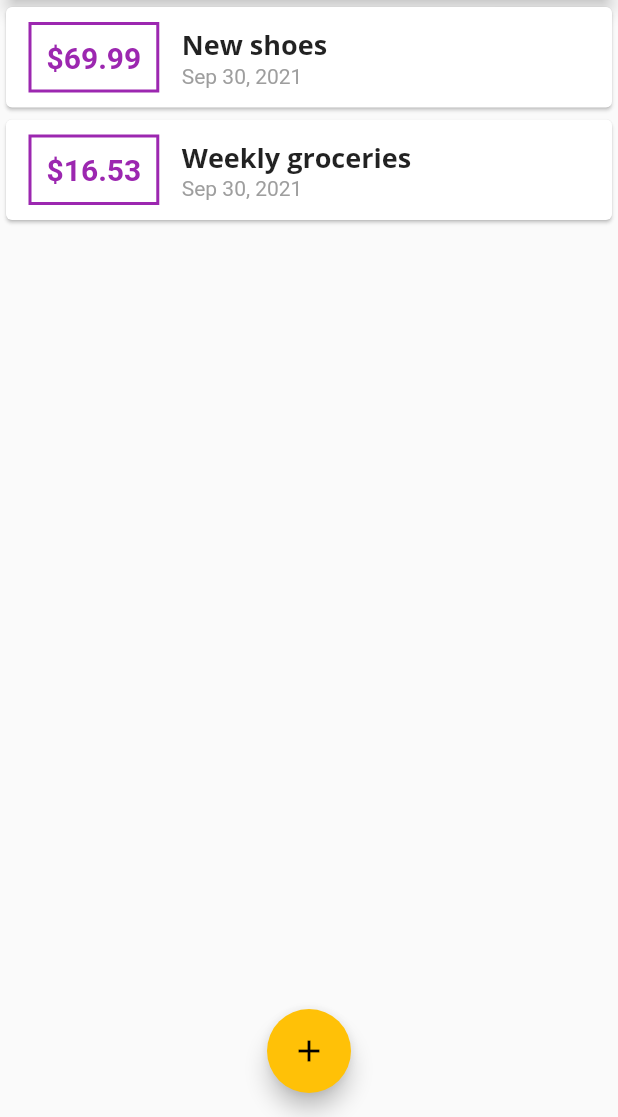
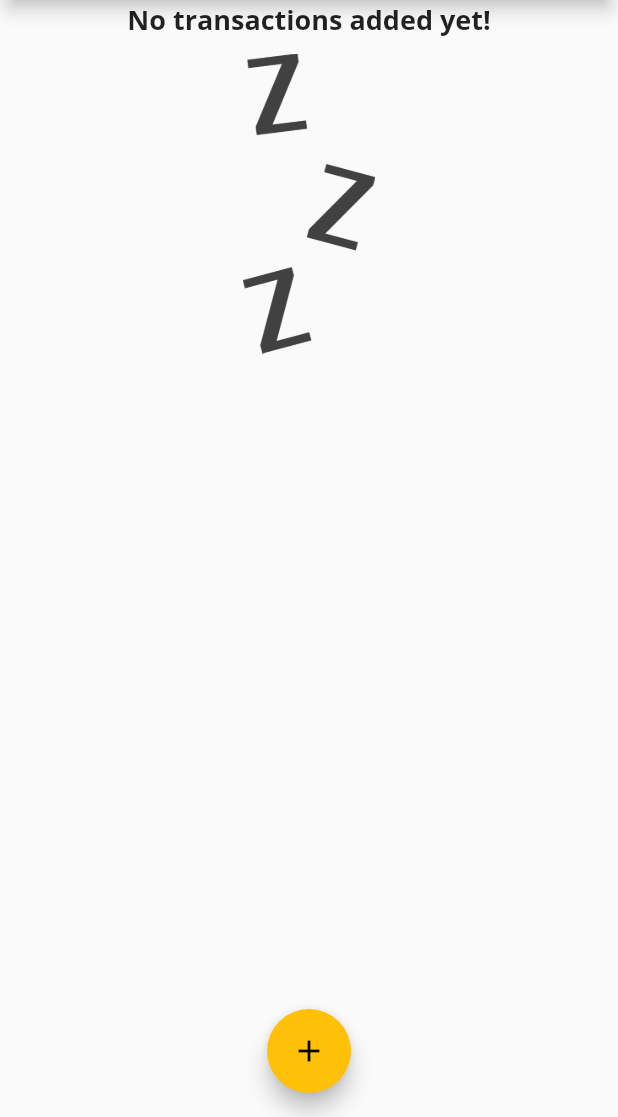
Before and after one commit to haohmaru3000/personal_expense, a Flutter app: the screen it shows after launch, on a phone screen of 412 x 824 dp, the part 119-1236 px from its top. Run offline on Flutter 3.47's test engine with Material 2 defaults, Android fonts, the phone set to English and light mode, and no system bars.

Commit message:
Adding an Image

```diff
--- a/lib/main.dart
+++ b/lib/main.dart
@@ -42,18 +42,18 @@ class MyHomePage extends StatefulWidget {
 class _MyHomePageState extends State<MyHomePage> {
 
   final List<Transaction> _userTransactions = [
-    Transaction(
-      id: 't1',
-      title: 'New shoes',
-      amount: 69.99,
-      date: DateTime.now(),
-    ),
-    Transaction(
-      id: 't2',
-      title: 'Weekly groceries',
-      amount: 16.53,
-      date: DateTime.now(),
-    ),
+    // Transaction(
+    //   id: 't1',
+    //   title: 'New shoes',
+    //   amount: 69.99,
+    //   date: DateTime.now(),
+    // ),
+    // Transaction(
+    //   id: 't2',
+    //   title: 'Weekly groceries',
+    //   amount: 16.53,
+    //   date: DateTime.now(),
+    // ),
   ];
 
   void _addNewTransaction(String txTitle, double txAmount) {
--- a/lib/widgets/transaction_list.dart
+++ b/lib/widgets/transaction_list.dart
@@ -11,7 +11,21 @@ class TransactionList extends StatelessWidget {
   Widget build(BuildContext context) {
     return Container(
       height: 300,
-      child: ListView.builder(
+      child: transactions.isEmpty ? Column(
+        children: <Widget>[
+          Text(
+            'No transactions added yet!',
+            style: Theme.of(context).textTheme.subtitle1,
+          ),
+          SizedBox(
+            height: 10,
+          ),
+          Container(
+            height: 200,
+            child: Image.asset('assets/images/waiting.png', fit: BoxFit.cover),
+          ),
+        ],
+      ) : ListView.builder(
         itemBuilder: (ctx, index) {
           return Card(
             child: Row(
--- a/pubspec.yaml
+++ b/pubspec.yaml
@@ -59,8 +59,8 @@ flutter:
   uses-material-design: true
 
   # To add assets to your application, add an assets section, like this:
-  # assets:
-  #   - images/a_dot_burr.jpeg
+  assets:
+    - assets/images/waiting.png
   #   - images/a_dot_ham.jpeg
 
   # An image asset can refer to one or more resolution-specific "variants", see
```
Also changed, not shown: assets/images/waiting.png (added).
